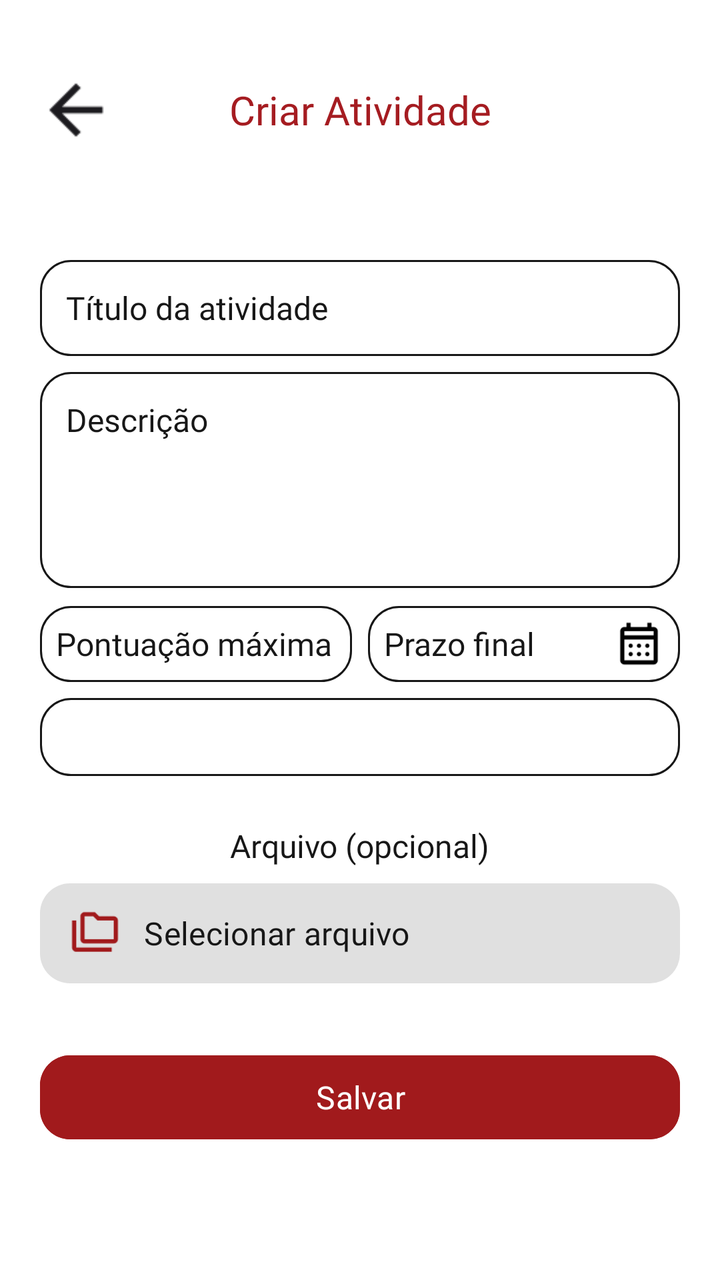
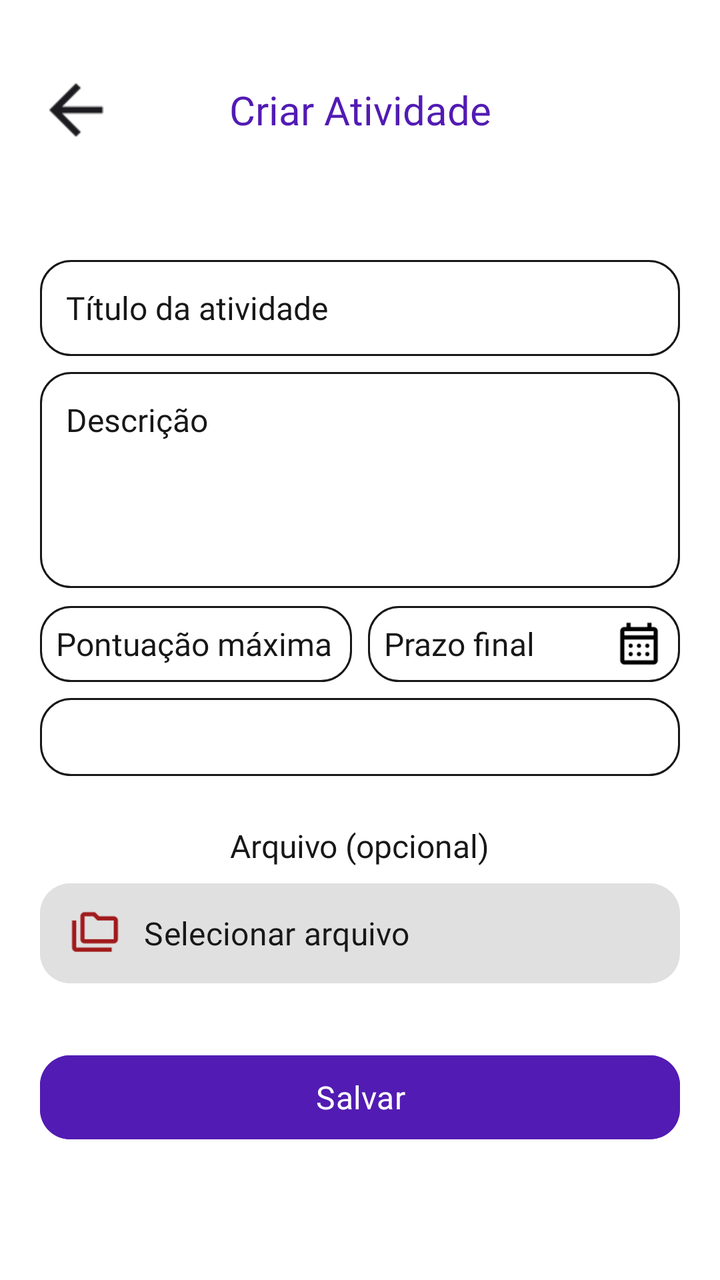

Screens rendered from an Android XML layout before and after an edit, with the pre-edit source and the edit as a unified diff.
<!-- AndroidManifest.xml: application theme Theme.MeuFuturoAgora -->
<!-- res/layout/activity_criar_atividade.xml -->
<?xml version="1.0" encoding="utf-8"?>
<androidx.constraintlayout.widget.ConstraintLayout
    xmlns:android="http://schemas.android.com/apk/res/android"
    xmlns:app="http://schemas.android.com/apk/res-auto"
    android:id="@+id/main"
    android:layout_width="match_parent"
    android:layout_height="match_parent"
    android:background="@android:color/white">

    

    <ImageView
        android:id="@+id/btnVoltar"
        android:layout_width="40dp"
        android:layout_height="40dp"
        android:layout_marginStart="18dp"
        android:layout_marginTop="35dp"
        android:src="@drawable/seta_voltar"
        android:scaleType="centerInside"
        android:contentDescription="Voltar"
        app:layout_constraintStart_toStartOf="parent"
        app:layout_constraintTop_toTopOf="parent" />

    

    <TextView
        android:id="@+id/tvTitulo"
        android:layout_width="0dp"
        android:layout_height="50dp"
        android:gravity="center"
        android:text="Criar Atividade"
        android:textColor="#A51C21"
        android:textSize="20sp"
        android:fontFamily="@font/poppins_bold"
        app:layout_constraintStart_toStartOf="parent"
        app:layout_constraintEnd_toEndOf="parent"
        app:layout_constraintTop_toTopOf="@id/btnVoltar"
        app:layout_constraintBottom_toBottomOf="@id/btnVoltar" />

    

    <ScrollView
        android:id="@+id/scrollFormulario"
        android:layout_width="match_parent"
        android:layout_height="0dp"
        android:fillViewport="true"
        android:clipToPadding="false"
        android:paddingStart="20dp"
        android:paddingEnd="20dp"
        android:paddingBottom="20dp"
        app:layout_constraintTop_toBottomOf="@id/tvTitulo"
        app:layout_constraintBottom_toBottomOf="parent"
        app:layout_constraintStart_toStartOf="parent"
        app:layout_constraintEnd_toEndOf="parent">

        <LinearLayout
            android:layout_width="match_parent"
            android:layout_height="wrap_content"
            android:orientation="vertical"
            android:gravity="center_horizontal"
            android:paddingTop="50dp"
            android:paddingBottom="30dp">

            

            <EditText
                android:id="@+id/edtNomeAtividade"
                android:layout_width="match_parent"
                android:layout_height="48dp"
                android:hint="Título da atividade"
                android:paddingStart="13dp"
                android:paddingEnd="13dp"
                android:textSize="16sp"
                android:textColor="#171717"
                android:textColorHint="#171717"
                android:fontFamily="@font/poppins_regular"
                android:background="@drawable/bg_campo_criar_atividade"
                android:singleLine="true" />

            

            <EditText
                android:id="@+id/edtDescricao"
                android:layout_width="match_parent"
                android:layout_height="108dp"
                android:layout_marginTop="8dp"
                android:hint="Descrição"
                android:gravity="top|start"
                android:padding="13dp"
                android:textSize="16sp"
                android:textColor="#171717"
                android:textColorHint="#171717"
                android:fontFamily="@font/poppins_regular"
                android:background="@drawable/bg_campo_criar_atividade"
                android:inputType="textMultiLine" />

            

            <LinearLayout
                android:layout_width="match_parent"
                android:layout_height="38dp"
                android:layout_marginTop="9dp"
                android:orientation="horizontal">

                

                <EditText
                    android:id="@+id/edtPontos"
                    android:layout_width="0dp"
                    android:layout_height="match_parent"
                    android:layout_weight="1"
                    android:layout_marginEnd="8dp"
                    android:hint="Pontuação máxima"
                    android:paddingStart="8dp"
                    android:paddingEnd="8dp"
                    android:textSize="16sp"
                    android:textColor="#171717"
                    android:textColorHint="#171717"
                    android:fontFamily="@font/poppins_regular"
                    android:background="@drawable/bg_campo_criar_atividade"
                    android:inputType="number" />

                

                <FrameLayout
                    android:layout_width="0dp"
                    android:layout_height="match_parent"
                    android:layout_weight="1">

                    <EditText
                        android:id="@+id/edtPrazo"
                        android:layout_width="match_parent"
                        android:layout_height="match_parent"
                        android:hint="Prazo final"
                        android:paddingStart="8dp"
                        android:paddingEnd="35dp"
                        android:textSize="16sp"
                        android:textColor="#171717"
                        android:textColorHint="#171717"
                        android:fontFamily="@font/poppins_regular"
                        android:background="@drawable/bg_campo_criar_atividade"
                        android:focusable="false" />

                    

                    <ImageView
                        android:id="@+id/imgCalendario"
                        android:layout_width="25dp"
                        android:layout_height="25dp"
                        android:layout_gravity="center_vertical|end"
                        android:layout_marginEnd="8dp"
                        android:src="@drawable/ic_calendario"
                        android:contentDescription="Selecionar prazo" />

                </FrameLayout>

            </LinearLayout>

            

            <Spinner
                android:id="@+id/spinnerDisciplina"
                android:layout_width="match_parent"
                android:layout_height="39dp"
                android:layout_marginTop="8dp"
                android:paddingStart="8dp"
                android:background="@drawable/bg_campo_criar_atividade" />

            

            <TextView
                android:id="@+id/tvArquivo"
                android:layout_width="wrap_content"
                android:layout_height="wrap_content"
                android:layout_marginTop="24dp"
                android:text="Arquivo (opcional)"
                android:textColor="#171717"
                android:textSize="16sp"
                android:fontFamily="@font/poppins_regular" />

            <com.google.android.material.button.MaterialButton
                android:id="@+id/btnSelecionarArquivo"
                android:layout_width="match_parent"
                android:layout_height="50dp"
                android:layout_marginTop="8dp"

                android:text="Selecionar arquivo"
                android:textColor="#171717"
                android:textSize="16sp"
                android:fontFamily="@font/poppins_bold"
                android:textAllCaps="false"
                android:textAlignment="viewStart"

                android:paddingStart="15dp"
                android:paddingEnd="15dp"

                android:maxLines="1"
                android:ellipsize="end"

                android:background="@drawable/bg_botao_arquivo"

                app:backgroundTint="@null"
                app:icon="@drawable/ic_arquivo"
                app:iconTint="@null"
                app:iconGravity="textStart"
                app:iconSize="25dp"
                app:iconPadding="12dp"
                app:strokeWidth="0dp" />
            

            <com.google.android.material.button.MaterialButton
                android:id="@+id/btnSalvar"
                android:layout_width="match_parent"
                android:layout_height="50dp"
                android:layout_marginTop="32dp"
                android:text="Salvar"
                android:textColor="@android:color/white"
                android:textSize="16sp"
                android:fontFamily="@font/poppins_bold"
                android:textAllCaps="false"
                android:backgroundTint="@color/vermelho"
                app:cornerRadius="15dp" />

        </LinearLayout>

    </ScrollView>

</androidx.constraintlayout.widget.ConstraintLayout>
<!-- resources referenced by this layout -->
<resources>
  <color name="vermelho">#A11A1C</color>
  <!-- drawable bg_botao_arquivo (drawable) -->
  <?xml version="1.0" encoding="utf-8"?>
  <shape xmlns:android="http://schemas.android.com/apk/res/android"
      android:shape="rectangle">
  
      <solid android:color="#E0E0E0" />
  
      <corners android:radius="15dp" />
  
  </shape>
  <!-- drawable bg_campo_criar_atividade (drawable) -->
  <?xml version="1.0" encoding="utf-8"?>
  <shape xmlns:android="http://schemas.android.com/apk/res/android"
      android:shape="rectangle">
  
      <solid android:color="@android:color/white" />
  
      <stroke
          android:width="1dp"
          android:color="#171717" />
  
      <corners android:radius="15dp" />
  
  </shape>
  <!-- drawable ic_arquivo: png bitmap (drawable, 491 bytes) -->
  <!-- drawable ic_calendario: png bitmap (drawable, 840 bytes) -->
  <!-- drawable seta_voltar: png bitmap (drawable, 265 bytes) -->
  <style name="Theme.MeuFuturoAgora" parent="Base.Theme.MeuFuturoAgora" />
  <style name="Base.Theme.MeuFuturoAgora" parent="Theme.Material3.DayNight.NoActionBar">
      </style>
</resources>

<!-- the commit's change to res/layout/activity_criar_atividade.xml (unified diff, before → after) -->
@@ -29,7 +29,7 @@
         android:layout_height="50dp"
         android:gravity="center"
         android:text="Criar Atividade"
-        android:textColor="#A51C21"
+        android:textColor="@color/roxo_primario"
         android:textSize="20sp"
         android:fontFamily="@font/poppins_bold"
         app:layout_constraintStart_toStartOf="parent"
@@ -110,7 +110,7 @@
                     android:layout_height="match_parent"
                     android:layout_weight="1"
                     android:layout_marginEnd="8dp"
-                    android:hint="Pontuação máxima"
+                    android:hint="Pontuação máxima (até 10)"
                     android:paddingStart="8dp"
                     android:paddingEnd="8dp"
                     android:textSize="16sp"
@@ -118,7 +118,8 @@
                     android:textColorHint="#171717"
                     android:fontFamily="@font/poppins_regular"
                     android:background="@drawable/bg_campo_criar_atividade"
-                    android:inputType="number" />
+                    android:inputType="number"
+                    android:maxLength="2" />
 
                 
 
@@ -218,7 +219,7 @@
                 android:textSize="16sp"
                 android:fontFamily="@font/poppins_bold"
                 android:textAllCaps="false"
-                android:backgroundTint="@color/vermelho"
+                android:backgroundTint="@color/roxo_primario"
                 app:cornerRadius="15dp" />
 
         </LinearLayout>
<!-- resource entries referenced after the edit -->
@@ -1,6 +1,6 @@
 <!-- resources referenced by this layout -->
 <resources>
-  <color name="vermelho">#A11A1C</color>
+  <color name="roxo_primario">#521BB3</color>
   <!-- drawable bg_botao_arquivo (drawable) -->
   <?xml version="1.0" encoding="utf-8"?>
   <shape xmlns:android="http://schemas.android.com/apk/res/android"
